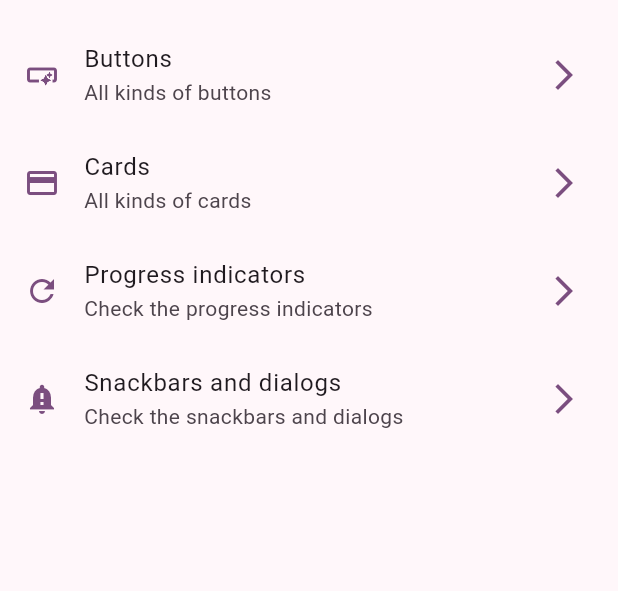
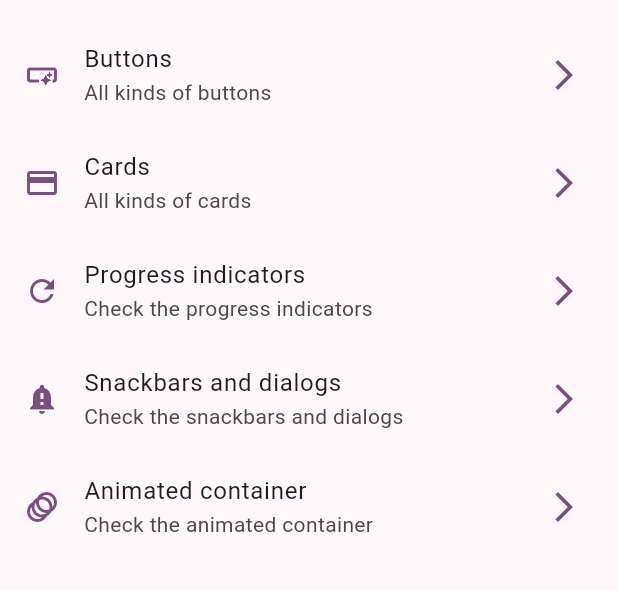
Before and after one commit to ArtRivera/widgets-app, a Flutter app: the screen it shows after launch, on a phone screen of 412 x 824 dp, the part 63-654 px from its top. Run offline on Flutter 3.47's test engine with Material 2 defaults, Android fonts, the phone set to English and light mode, and no system bars; our stand-ins replace go_router.

Commit message:
animted container

```diff
--- a/lib/config/router/app_router.dart
+++ b/lib/config/router/app_router.dart
@@ -7,6 +7,7 @@ enum Routes {
   cards,
   progress,
   snackbar,
+  animatedContainer
 }
 
 final class RoutePaths {
@@ -15,6 +16,7 @@ final class RoutePaths {
   static const String cards = '/cards';
   static const String progress = '/progress';
   static const String snackbar = '/snackbar';
+  static const String animatedContainer = '/animated-container';
 }
 
 // GoRouter configuration
@@ -46,5 +48,10 @@ final router = GoRouter(
       name: Routes.snackbar.name,
       builder: (context, state) => const SnackbarView(),
     ),
+    GoRoute(
+      path: RoutePaths.animatedContainer,
+      name: Routes.animatedContainer.name,
+      builder: (context, state) => const AnimatedView(),
+    ),
   ],
 );
--- a/lib/presentation/home/menu_items.dart
+++ b/lib/presentation/home/menu_items.dart
@@ -41,6 +41,12 @@ final appMenuItems = [
     route: Routes.snackbar.name,
     icon: Icons.notification_important,
   ),
+  _MenuItem(
+    title: 'Animated container',
+    subtitle: 'Check the animated container',
+    route: Routes.animatedContainer.name,
+    icon: Icons.animation,
+  ),
 ];
 
 class MenuItemTile extends StatelessWidget {
```
Also changed, not shown: lib/presentation/animated/animated_view.dart (+48 -2 lines).
